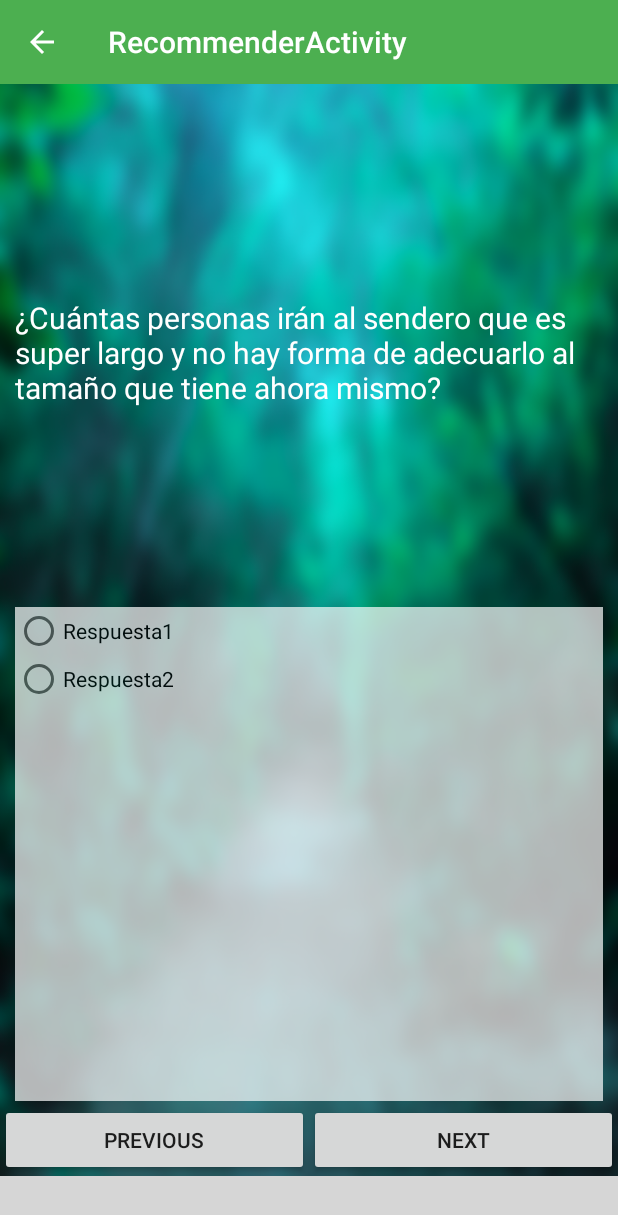
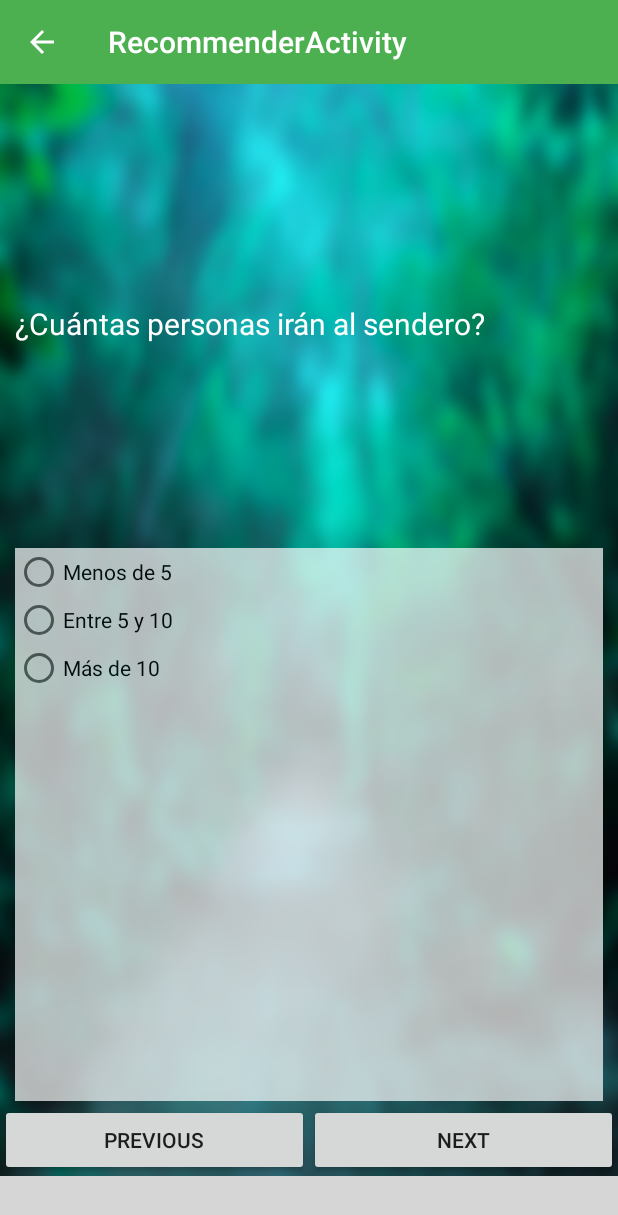
Before and after one commit to pacomf/SenderosLaPalma, an Android app: the QuestionFragment screen opened directly, with no data from a screen before it, on a phone screen of 412 x 824 dp. Shown: the top 1215 px of the screen. Run offline under Robolectric (Android 15) with nearby library versions, the phone set to English and light mode, and no system bars; libraries missing offline, so code that uses them is left out: me.relex.circleindicator; plain views replace CircleIndicator; 2 statements that could not run were skipped; grey boxes are pictures that could not be loaded.

Commit message:
Issue #3: Crea el cuestionario de recomendación de senderos (actualmente no guarda nada).

```diff
--- a/android/PateaLaPalma/app/src/main/java/com/jelcaf/pacomf/patealapalma/adapter/RecomenderQuestionsPagerAdapter.java
+++ b/android/PateaLaPalma/app/src/main/java/com/jelcaf/pacomf/patealapalma/adapter/RecomenderQuestionsPagerAdapter.java
@@ -7,6 +7,7 @@ import android.support.v4.app.FragmentPagerAdapter;
 import com.jelcaf.pacomf.patealapalma.binding.QuestionRecommenderForm;
 import com.jelcaf.pacomf.patealapalma.binding.RecommenderQuestionResponse;
 import com.jelcaf.pacomf.patealapalma.binding.ResponseType;
+import com.jelcaf.pacomf.patealapalma.factories.QuestionRecommenderFactory;
 import com.jelcaf.pacomf.patealapalma.fragment.QuestionFragment;
 
 import java.util.ArrayList;
@@ -26,30 +27,7 @@ public class RecomenderQuestionsPagerAdapter extends FragmentPagerAdapter {
    public RecomenderQuestionsPagerAdapter(FragmentManager fm) {
       super(fm);
 
-      form = new ArrayList<QuestionRecommenderForm>();
-
-      RecommenderQuestionResponse response1 = new RecommenderQuestionResponse("Respuesta1", "1");
-      RecommenderQuestionResponse response2 = new RecommenderQuestionResponse("Respuesta2", "2");
-      List<RecommenderQuestionResponse> responses = new ArrayList<RecommenderQuestionResponse>();
-      responses.add(response1);
-      responses.add(response2);
-      QuestionRecommenderForm question = new QuestionRecommenderForm("¿Cuántas personas irán al " +
-            "sendero que es super largo y no hay forma de adecuarlo al tamaño que tiene ahora " +
-            "mismo?",
-            responses,
-            ResponseType.IntegerType);
-
-      form.add(question);
-
-      RecommenderQuestionResponse responseA1 = new RecommenderQuestionResponse("Mi 1", "1");
-      RecommenderQuestionResponse responseA2 = new RecommenderQuestionResponse("Mi 2", "2");
-      responses = new ArrayList<RecommenderQuestionResponse>();
-      responses.add(responseA1);
-      responses.add(responseA2);
-      question = new QuestionRecommenderForm("Pregunta 234", responses,
-            ResponseType.IntegerType);
-
-      form.add(question);
+      form = QuestionRecommenderFactory.getInstance().obtainQuestionForm();
    }
 
    @Override public Fragment getItem(int i) {
--- /dev/null
+++ b/android/PateaLaPalma/app/src/main/java/com/jelcaf/pacomf/patealapalma/factories/QuestionRecommenderFactory.java
@@ -0,0 +1,103 @@
+package com.jelcaf.pacomf.patealapalma.factories;
+
+import com.jelcaf.pacomf.patealapalma.binding.QuestionRecommenderForm;
+import com.jelcaf.pacomf.patealapalma.binding.RecommenderQuestionResponse;
+import com.jelcaf.pacomf.patealapalma.binding.ResponseType;
+
+import java.util.ArrayList;
+import java.util.List;
+
+/**
+ * @author Jorge Carballo
+ *         26/03/15
+ */
+public class QuestionRecommenderFactory {
+
+   private static final Integer START_VALUE = 1;
+   private static QuestionRecommenderFactory instance;
+   private List<QuestionRecommenderForm> questionForm;
+
+   public static QuestionRecommenderFactory getInstance() {
+      if (instance == null) {
+         instance = new QuestionRecommenderFactory();
+      }
+      return instance;
+   }
+
+   public List<QuestionRecommenderForm> obtainQuestionForm() {
+      if (questionForm != null) {
+         return questionForm;
+      }
+      questionForm = new ArrayList<QuestionRecommenderForm>();
+
+      String strQuestion = "¿Cuántas personas irán al sendero?";
+      ArrayList<String> strResponses = new ArrayList<String>();
+      strResponses.add("Menos de 5");
+      strResponses.add("Entre 5 y 10");
+      strResponses.add("Más de 10");
+      questionForm.add(createSimpleQuestion(strQuestion, strResponses, ResponseType.IntegerType));
+
+      strQuestion = "¿Irán niños al sendero?";
+      strResponses.clear();
+      strResponses.add("Si");
+      strResponses.add("No");
+      questionForm.add(createSimpleQuestion(strQuestion, strResponses, ResponseType.IntegerType));
+
+      strQuestion = "¿Tiempo del recorrido del sendero?";
+      strResponses.clear();
+      strResponses.add("Menos de 1 hora");
+      strResponses.add("Entre 1 y 2 horas");
+      strResponses.add("Menos de 4 horas");
+      strResponses.add("Más de 4 horas");
+      questionForm.add(createSimpleQuestion(strQuestion, strResponses, ResponseType.IntegerType));
+
+      strQuestion = "¿Dificultad?";
+      strResponses.clear();
+      strResponses.add("Baja");
+      strResponses.add("Media");
+      strResponses.add("Alta");
+      strResponses.add("Extrema");
+      questionForm.add(createSimpleQuestion(strQuestion, strResponses, ResponseType.IntegerType));
+
+      strQuestion = "¿El sendero es Circular?";
+      strResponses.clear();
+      strResponses.add("Si");
+      strResponses.add("No");
+      questionForm.add(createSimpleQuestion(strQuestion, strResponses, ResponseType.IntegerType));
+
+      strQuestion = "¿Fecha en la que se desea realizar el sendero";
+      strResponses.clear();
+      strResponses.add("TODO");
+      questionForm.add(createSimpleQuestion(strQuestion, strResponses, ResponseType.IntegerType));
+
+      strQuestion = "Distancia a la que se encuentra el sendero desde nuestra posición";
+      strResponses.clear();
+      strResponses.add("Menos de 10km");
+      strResponses.add("Menos de 20km");
+      strResponses.add("Menos de 50km");
+      strResponses.add("No importa la distancia");
+      questionForm.add(createSimpleQuestion(strQuestion, strResponses, ResponseType.IntegerType));
+
+      strQuestion = "¿Tiene puntos de agua potable durante el recorrido";
+      strResponses.clear();
+      strResponses.add("Si");
+      strResponses.add("No");
+      questionForm.add(createSimpleQuestion(strQuestion, strResponses, ResponseType.IntegerType));
+
+      return questionForm;
+   }
+
+   private QuestionRecommenderForm createSimpleQuestion(String strQuestion, List<String> strResponses,
+                                     ResponseType type) {
+      List<RecommenderQuestionResponse> responses = new ArrayList<RecommenderQuestionResponse>();
+      Integer i = START_VALUE;
+      for (String strResponse : strResponses) {
+         RecommenderQuestionResponse response = new RecommenderQuestionResponse(strResponse, i.toString());
+         responses.add(response);
+
+         i++;
+      }
+      QuestionRecommenderForm question = new QuestionRecommenderForm(strQuestion, responses, type);
+      return question;
+   }
+}
--- a/android/PateaLaPalma/app/src/main/java/com/jelcaf/pacomf/patealapalma/fragment/QuestionFragment.java
+++ b/android/PateaLaPalma/app/src/main/java/com/jelcaf/pacomf/patealapalma/fragment/QuestionFragment.java
@@ -2,6 +2,7 @@ package com.jelcaf.pacomf.patealapalma.fragment;
 
 import android.os.Bundle;
 import android.support.v4.app.Fragment;
+import android.support.v4.view.ViewPager;
 import android.view.LayoutInflater;
 import android.view.View;
 import android.view.ViewGroup;
@@ -21,6 +22,7 @@ public class QuestionFragment extends Fragment {
 
    private static final String ARG_QUESTION = "question";
 
+   private ViewGroup mContainer;
    private QuestionRecommenderForm mQuestion;
 
    public static QuestionFragment newInstance(QuestionRecommenderForm question) {
@@ -44,8 +46,8 @@ public class QuestionFragment extends Fragment {
    }
 
    @Override
-   public View onCreateView(LayoutInflater inflater, ViewGroup container,
-                            Bundle savedInstanceState) {
+   public View onCreateView(LayoutInflater inflater, ViewGroup container, Bundle savedInstanceState) {
+      mContainer = container;
       View v = inflater.inflate(R.layout.question_fragment, container, false);
 
       ((TextView)v.findViewById(R.id.question)).setText(mQuestion.getQuestion());
@@ -62,6 +64,13 @@ public class QuestionFragment extends Fragment {
    private void createRadioButton(RadioGroup mRadioGroup, RecommenderQuestionResponse response) {
       RadioButton option = new RadioButton(getActivity());
       option.setText(response.text);
+      option.setOnClickListener(new View.OnClickListener() {
+         @Override
+         public void onClick(View v) {
+            // TODO: Descomentar para pasar de pregunta cuando seleccionemos una respuesta
+            // ((ViewPager)mContainer).setCurrentItem(((ViewPager)mContainer).getCurrentItem() + 1, true);
+         }
+      });
       mRadioGroup.addView(option);
    }
 }
```
Also changed, not shown: android/PateaLaPalma/app/src/main/java/com/jelcaf/pacomf/patealapalma/activity/SenderosSwipeActivity.java (+8 -0 lines).
